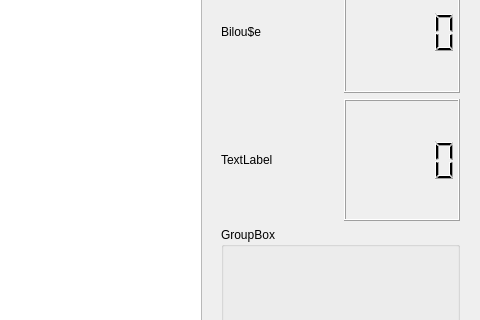
khamidou/Bug_Attack, file mainwindow.ui: the form before one commit; both pictures show x 320 to 800 and y 104 to 424 of the 800 by 600 pixel window.
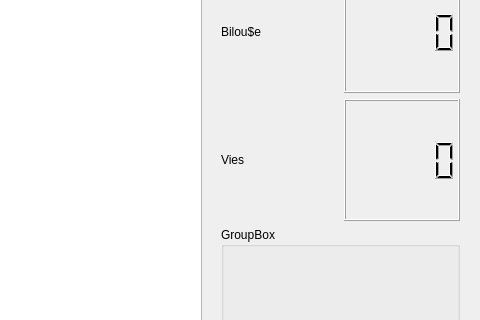
The form after the commit.

What changed in the file:
```diff
--- a/mainwindow.ui
+++ b/mainwindow.ui
@@ -105,7 +105,7 @@
        <item>
         <widget class="QLabel" name="label_3">
          <property name="text">
-          <string>TextLabel</string>
+          <string>Vies</string>
          </property>
         </widget>
        </item>
```
Left out of the diff: 4 changed lines with no effect on the pictures.
